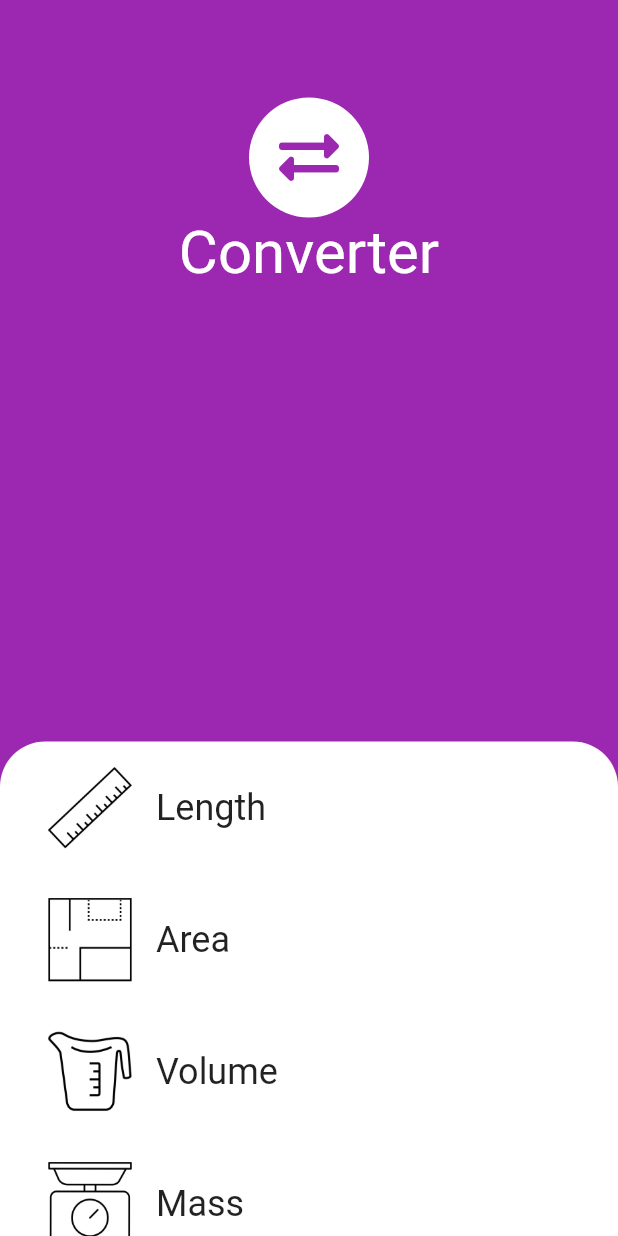
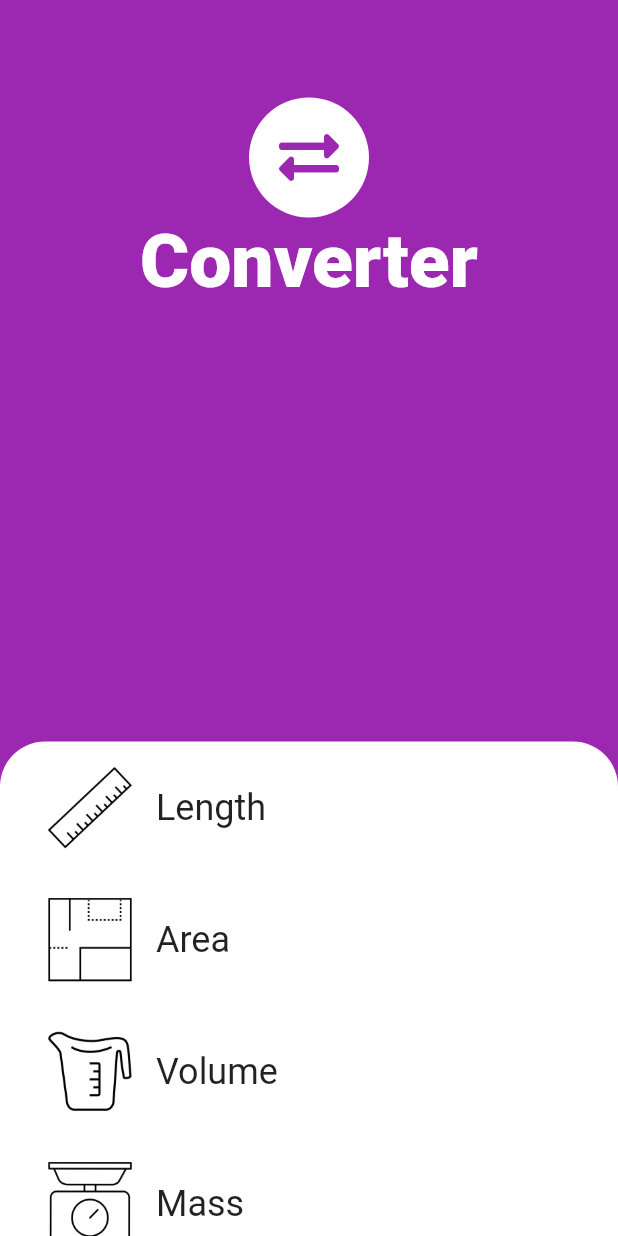
Before and after one commit to AhmedNasserG/Converter, a Flutter app: the screen it shows after launch, on a phone screen of 412 x 824 dp. Run offline on Flutter 3.47's test engine with Material 2 defaults, Android fonts, the phone set to English and light mode, and no system bars; our stand-ins replace animated_text_kit, font_awesome_flutter.

Commit message:
add:animated text to the main logo
complete animation

```diff
--- a/lib/components/main_logo_widget.dart
+++ b/lib/components/main_logo_widget.dart
@@ -1,6 +1,8 @@
 import 'package:convertor/constants.dart';
 import 'package:flutter/material.dart';
+import 'package:flutter/painting.dart';
 import 'package:font_awesome_flutter/font_awesome_flutter.dart';
+import 'package:animated_text_kit/animated_text_kit.dart';
 
 class MainLogoWidget extends StatelessWidget {
   @override
@@ -23,15 +25,40 @@ class MainLogoWidget extends StatelessWidget {
           SizedBox(
             width: 10.0,
           ),
-          Text(
-            'Converter',
-            style: TextStyle(
-              fontSize: logoSize,
-              color: Colors.white,
-            ),
-          ),
+          LogoAnimatedText(),
         ],
       ),
     );
   }
 }
+
+class LogoAnimatedText extends StatefulWidget {
+  @override
+  _LogoAnimatedTextState createState() => _LogoAnimatedTextState();
+}
+
+class _LogoAnimatedTextState extends State<LogoAnimatedText> {
+  @override
+  Widget build(BuildContext context) {
+    return SizedBox(
+      width: 250.0,
+      child: ColorizeAnimatedTextKit(
+        text: [
+          "Converter",
+          // "Anything",
+          // "Now",
+        ],
+        textStyle: TextStyle(fontSize: 50.0, fontWeight: FontWeight.w900),
+        colors: [
+          Colors.white,
+          Colors.grey,
+          Colors.blueGrey,
+          Colors.black12,
+        ],
+        textAlign: TextAlign.center,
+        alignment: AlignmentDirectional.topStart, // or Alignment.topLeft
+        totalRepeatCount: 1,
+      ),
+    );
+  }
+}
--- a/pubspec.yaml
+++ b/pubspec.yaml
@@ -29,6 +29,7 @@ dependencies:
   # Use with the CupertinoIcons class for iOS style icons.
   cupertino_icons: ^0.1.3
   font_awesome_flutter: ^8.8.1
+  animated_text_kit: ^2.2.0
 
 dev_dependencies:
   flutter_test:
```
Also changed, not shown: pubspec.lock.
